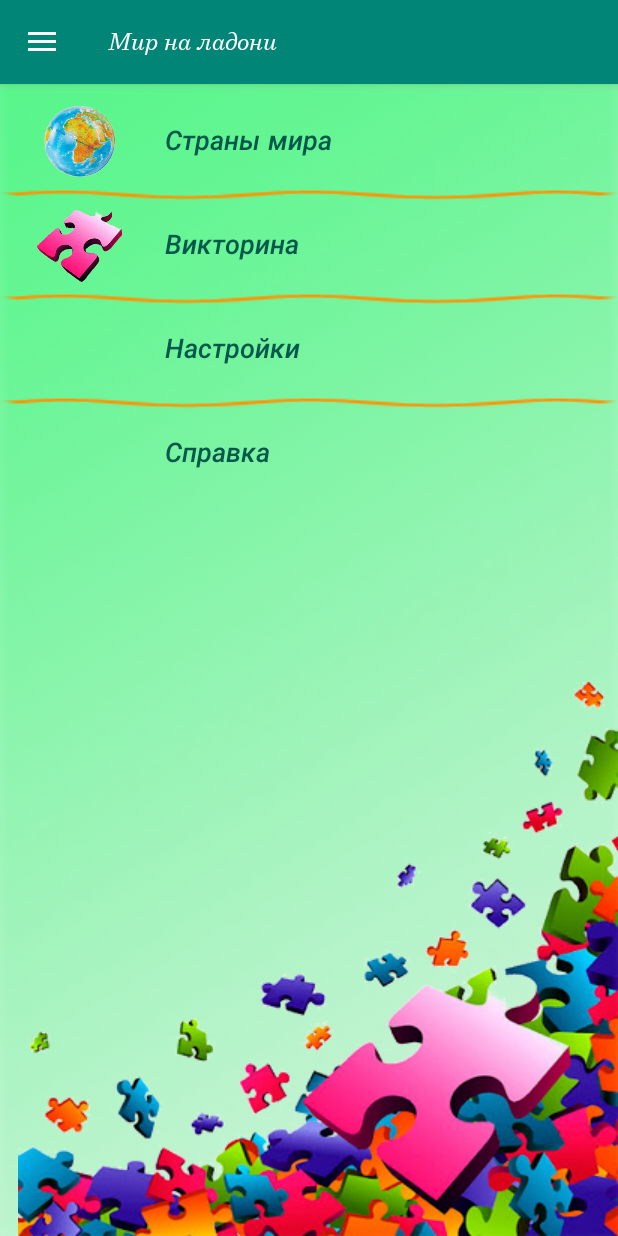
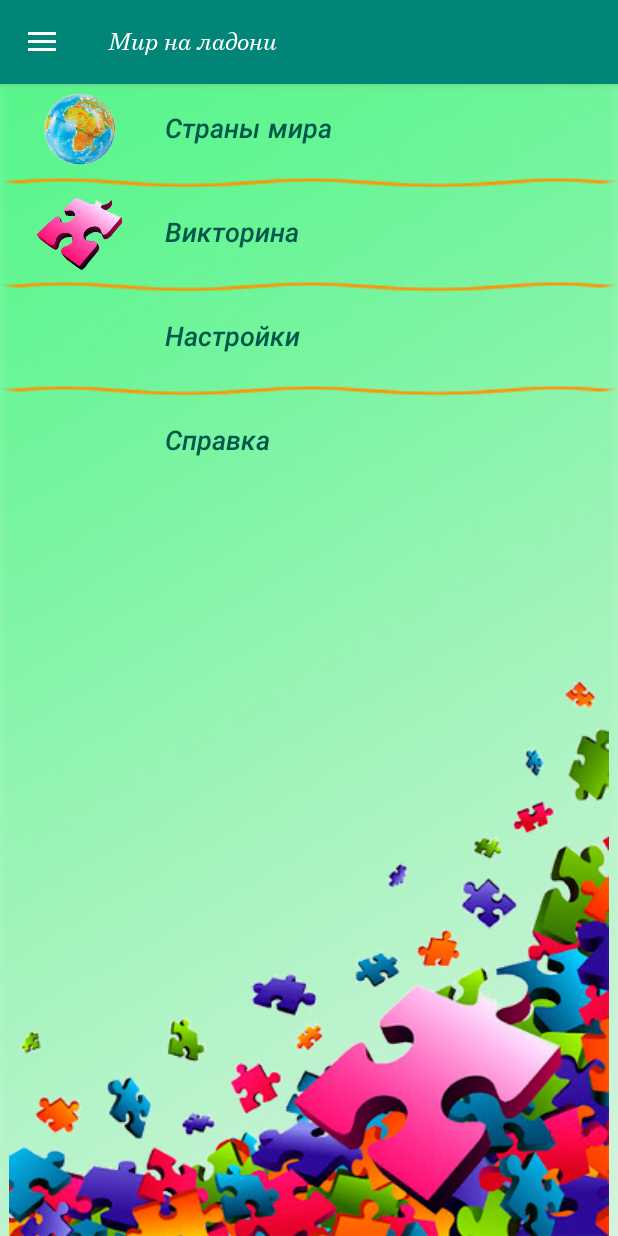
Before and after one commit to bartex12/Mir_na_ladoni, an Android app: the screen it shows after launch (MainActivity), on a phone screen of 412 x 824 dp. Run offline under Robolectric (Android 15) with nearby library versions, the light colour scheme and no system bars; our stand-ins replace Dagger/Hilt's generated code, Picasso, Room's generated code, RxJava, navigation-ui; pictures from the network do not load.

```diff
--- a/app/src/main/java/com/bartex/statesmvvm/view/fragments/details/DetailsFragment.kt
+++ b/app/src/main/java/com/bartex/statesmvvm/view/fragments/details/DetailsFragment.kt
@@ -8,6 +8,7 @@ import android.util.Log
 import android.view.LayoutInflater
 import android.view.View
 import android.view.ViewGroup
+import android.widget.Toast
 import androidx.core.os.bundleOf
 import androidx.fragment.app.Fragment
 import androidx.lifecycle.Observer
@@ -16,7 +17,6 @@ import androidx.navigation.NavController
 import androidx.navigation.Navigation
 import com.bartex.statesmvvm.App
 import com.bartex.statesmvvm.R
-import com.bartex.statesmvvm.common.toast
 import com.bartex.statesmvvm.model.constants.Constants
 import com.bartex.statesmvvm.model.entity.state.State
 import com.github.twocoffeesoneteam.glidetovectoryou.GlideToVectorYou
@@ -114,7 +114,7 @@ class DetailsFragment : Fragment() {
                 }
             }
             is DetailsSealed.Error -> {
-                toast(data.error.message)
+                Toast.makeText(requireActivity(), "${data.error.message}", Toast.LENGTH_SHORT).show()
                 Log.d(TAG, "DetailsFragment renderData Error")
             }
         }
--- a/app/src/main/res/layout/fragment_home.xml
+++ b/app/src/main/res/layout/fragment_home.xml
@@ -1,57 +1,10 @@
 <?xml version="1.0" encoding="utf-8"?>
-<LinearLayout
-    xmlns:android="http://schemas.android.com/apk/res/android"
+<LinearLayout xmlns:android="http://schemas.android.com/apk/res/android"
+    xmlns:tools="http://schemas.android.com/tools"
     android:orientation="vertical"
     android:layout_width="fill_parent"
     android:layout_height="fill_parent"
     android:background="@drawable/gr1">
-
-    <RelativeLayout
-        android:id="@+id/RelativeLayout01"
-        android:layout_width="wrap_content"
-        android:layout_height="wrap_content"
-        android:layout_marginTop="@dimen/layout_margin_8dp">
-
-<!--        <ImageView-->
-<!--            android:id="@+id/ImageView_MenuHeader"-->
-<!--            android:layout_width="wrap_content"-->
-<!--            android:layout_height="wrap_content"-->
-<!--            android:src="@drawable/prozr70"-->
-<!--            android:layout_alignParentStart="true"-->
-<!--            android:layout_alignParentTop="true"/>-->
-<!--        <TextView-->
-<!--            android:id="@+id/TextView01"-->
-<!--            android:layout_height="wrap_content"-->
-<!--            android:text="@string/headerMain"-->
-<!--            android:fontFamily="@font/bressay_trial"-->
-<!--            android:textSize="28sp"-->
-<!--            android:shadowDx="5"-->
-<!--            android:shadowDy="5"-->
-<!--            android:shadowRadius="2"-->
-<!--            android:layout_width="match_parent"-->
-<!--            android:gravity="center"-->
-<!--            android:layout_alignParentTop="true"-->
-<!--            android:layout_centerHorizontal="true"-->
-<!--            android:layout_marginBottom="@dimen/layout_margin_8dp"-->
-<!--            android:shadowColor="@android:color/holo_orange_dark"-->
-<!--            android:textColor="?colorPrimary"/>-->
-
-<!--        <ImageView-->
-<!--            android:id="@+id/ImageView_MenuHeader2"-->
-<!--            android:layout_height="wrap_content"-->
-<!--            android:src="@drawable/prozr702"-->
-<!--            android:layout_gravity="end|center_vertical"-->
-<!--            android:layout_width="wrap_content"-->
-<!--            android:layout_alignParentEnd="true"-->
-<!--            android:layout_alignParentTop="true"/>-->
-    </RelativeLayout>
-
-<!--    <ImageView-->
-<!--        android:layout_width="match_parent"-->
-<!--        android:layout_height="wrap_content"-->
-<!--        android:src = "@drawable/divider210"-->
-<!--        android:layout_marginBottom="@dimen/layout_margin_8dp"-->
-<!--        android:contentDescription="@string/divider" />-->
 
     <RelativeLayout
         android:id="@+id/RelativeLayout02"
@@ -63,16 +16,18 @@
             android:id="@+id/listViewHome"
             android:layout_width="fill_parent"
             android:divider="@drawable/divider"
-            android:listSelector="@drawable/textured_fio"
-            android:layout_alignParentTop="true"/>
+            android:layout_alignParentTop="true"
+            tools:listitem="@layout/item_state"/>
+<!--        android:listSelector="@drawable/textured_fio"-->
 
         <ImageView
             android:id="@+id/ImageView_MenuBottom"
             android:layout_width="wrap_content"
             android:layout_height="wrap_content"
             android:layout_alignParentEnd="true"
+            android:layout_alignParentStart="true"
             android:layout_alignParentBottom="true"
-            android:scaleType="fitEnd"
+            android:scaleType="center"
             android:src="@drawable/pazl_coner400" />
     </RelativeLayout>
 </LinearLayout>
```
